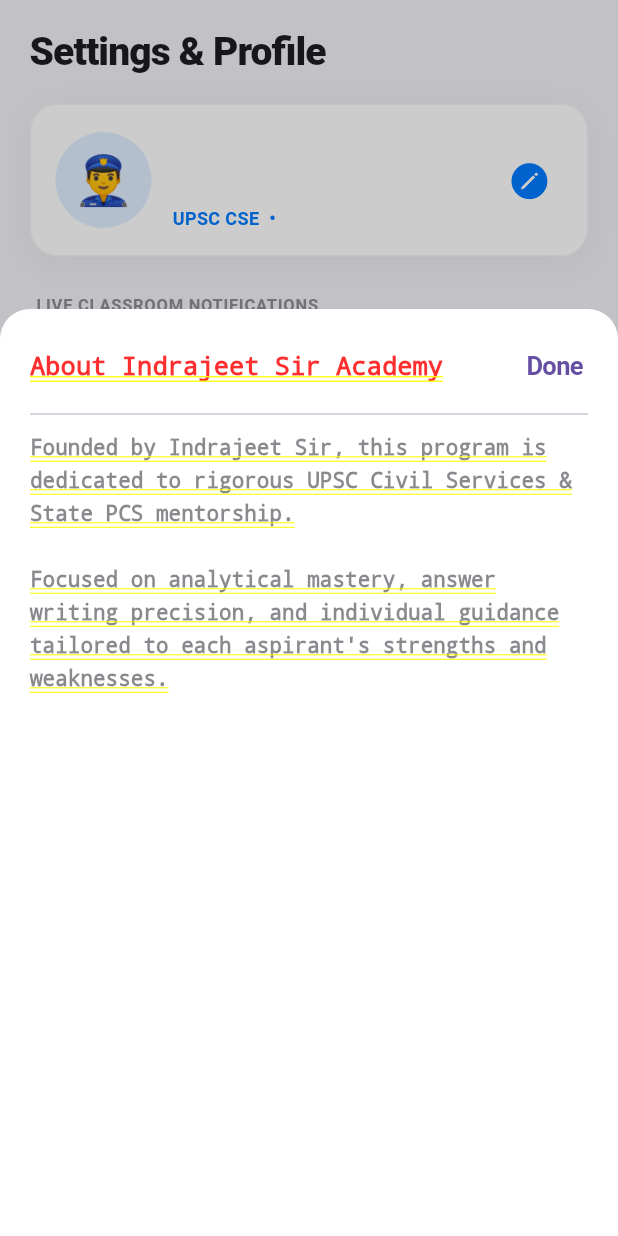
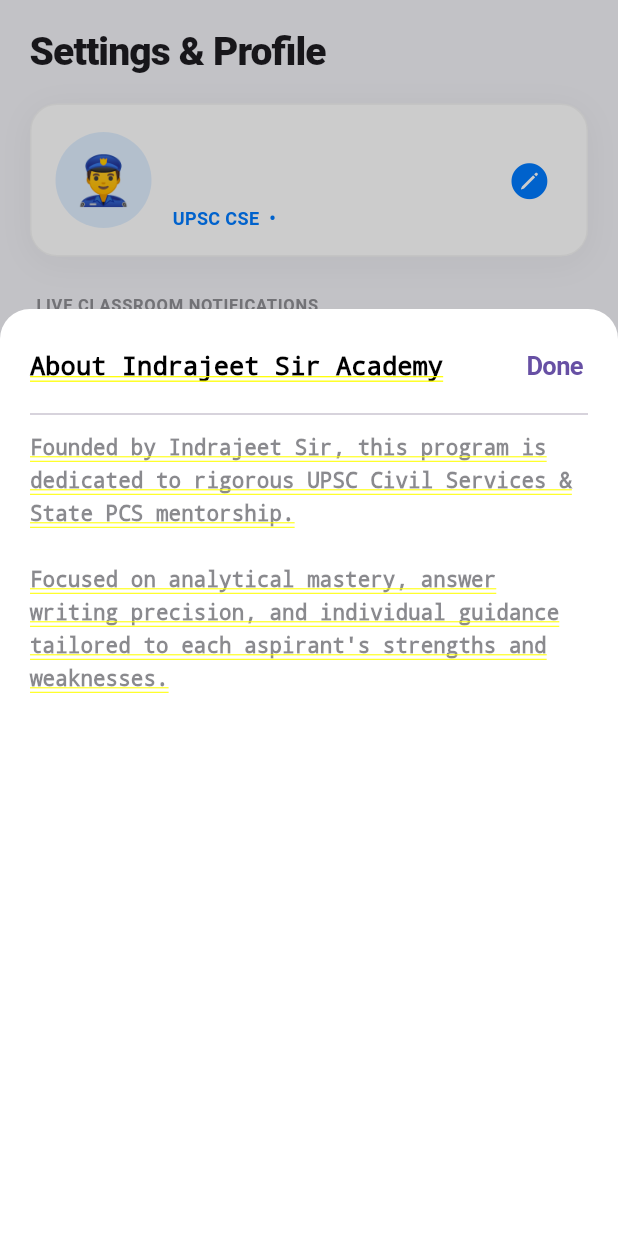
Before and after one commit to Mahendrakumar19/indrajeetsir, a Flutter app: the MainNavigation screen opened directly with empty values, after a tap on "👮‍♂️", after a tap on "About Mentorship Program", on a phone screen of 412 x 824 dp. Run offline on Flutter 3.47's test engine with Material 3 defaults, Android fonts, the phone set to English and light mode, and no system bars; network calls fail.

Commit message:
Verify and optimize dual theme support with instant Sun/Moon toggle and high-contrast styling

```diff
--- a/student_app/lib/main.dart
+++ b/student_app/lib/main.dart
@@ -849,6 +849,7 @@
   Widget build(BuildContext context) {
     final screens = [
       HomeScreen(
+        onThemeToggle: widget.onThemeToggle,
         profile: widget.profile,
         upcomingClass: _upcomingAlertClass,
         minutesRemaining: _minutesRemaining,
@@ -981,6 +982,7 @@
 // 3. HOME SCREEN (OVERVIEW) — CLEAN iOS HIG DESIGN
 // ============================================================================
 class HomeScreen extends StatelessWidget {
+  final VoidCallback onThemeToggle;
   final StudentProfile profile;
   final Map<String, dynamic>? upcomingClass;
   final int minutesRemaining;
@@ -988,6 +990,7 @@
 
   const HomeScreen({
     super.key,
+    required this.onThemeToggle,
     required this.profile,
     this.upcomingClass,
     this.minutesRemaining = 10,
@@ -1033,6 +1036,37 @@
                         ),
                       ],
                     ),
+                    Row(
+                      children: [
+                        CupertinoButton(
+                          padding: EdgeInsets.zero,
+                          minimumSize: Size.zero,
+                          onPressed: onThemeToggle,
+                          child: Container(
+                            width: 38,
+                            height: 38,
+                            decoration: BoxDecoration(
+                              color: isDark ? const Color(0xFF2C2C2E) : Colors.white,
+                              shape: BoxShape.circle,
+                              border: Border.all(
+                                color: isDark ? Colors.white.withValues(alpha: 0.1) : Colors.black.withValues(alpha: 0.06),
+                              ),
+                              boxShadow: [
+                                BoxShadow(
+                                  color: Colors.black.withValues(alpha: isDark ? 0.3 : 0.05),
+                                  blurRadius: 10,
+                                  offset: const Offset(0, 2),
+                                ),
+                              ],
+                            ),
+                            child: Icon(
+                              isDark ? CupertinoIcons.sun_max_fill : CupertinoIcons.moon_fill,
+                              size: 18,
+                              color: isDark ? const Color(0xFFFFCC00) : IosTheme.systemIndigo,
+                            ),
+                          ),
+                        ),
+                        const SizedBox(width: 10),
                         GestureDetector(
                           onTap: () => onNavigateTab(3),
                           child: Container(
@@ -1042,11 +1076,13 @@
                               border: Border.all(color: IosTheme.primaryBlue, width: 2),
                             ),
                             child: CircleAvatar(
-                          radius: 20,
+                              radius: 19,
                               backgroundColor: IosTheme.primaryBlue.withValues(alpha: 0.12),
-                          child: Text(profile.avatarDisplayEmoji, style: const TextStyle(fontSize: 20)),
-                        ),
-                      ),
+                              child: Text(profile.avatarDisplayEmoji, style: const TextStyle(fontSize: 19)),
+                            ),
+                          ),
+                        ),
+                      ],
                     ),
                   ],
                 ),
@@ -1863,7 +1899,14 @@
                       child: const Text('Cancel'),
                       onPressed: () => Navigator.pop(ctx),
                     ),
-                    const Text('Edit Profile', style: TextStyle(fontWeight: FontWeight.w700, fontSize: 16)),
+                    Text(
+                      'Edit Profile',
+                      style: TextStyle(
+                        fontWeight: FontWeight.w700,
+                        fontSize: 16,
+                        color: isDark ? Colors.white : Colors.black,
+                      ),
+                    ),
                     CupertinoButton(
                       padding: EdgeInsets.zero,
                       child: const Text('Done', style: TextStyle(fontWeight: FontWeight.w700)),
@@ -1898,34 +1941,49 @@
                       CupertinoTextField(
                         controller: nameCtrl,
                         placeholder: 'Full Name',
-                        prefix: const Padding(padding: EdgeInsets.only(left: 8), child: Icon(CupertinoIcons.person, size: 18)),
+                        placeholderStyle: TextStyle(color: isDark ? Colors.white38 : CupertinoColors.placeholderText, fontSize: 14),
+                        style: TextStyle(color: isDark ? Colors.white : Colors.black, fontSize: 14.5),
+                        decoration: BoxDecoration(color: isDark ? const Color(0xFF2C2C2E) : const Color(0xFFF2F2F7), borderRadius: BorderRadius.circular(10)),
+                        prefix: Padding(padding: const EdgeInsets.only(left: 10), child: Icon(CupertinoIcons.person, size: 18, color: isDark ? Colors.white70 : CupertinoColors.systemGrey)),
                         padding: const EdgeInsets.all(12),
                       ),
                       const SizedBox(height: 12),
                       CupertinoTextField(
                         controller: emailCtrl,
                         placeholder: 'Email',
-                        prefix: const Padding(padding: EdgeInsets.only(left: 8), child: Icon(CupertinoIcons.mail, size: 18)),
+                        placeholderStyle: TextStyle(color: isDark ? Colors.white38 : CupertinoColors.placeholderText, fontSize: 14),
+                        style: TextStyle(color: isDark ? Colors.white : Colors.black, fontSize: 14.5),
+                        decoration: BoxDecoration(color: isDark ? const Color(0xFF2C2C2E) : const Color(0xFFF2F2F7), borderRadius: BorderRadius.circular(10)),
+                        prefix: Padding(padding: const EdgeInsets.only(left: 10), child: Icon(CupertinoIcons.mail, size: 18, color: isDark ? Colors.white70 : CupertinoColors.systemGrey)),
                         padding: const EdgeInsets.all(12),
                       ),
                       const SizedBox(height: 12),
                       CupertinoTextField(
                         controller: phoneCtrl,
                         placeholder: 'Phone / WhatsApp',
-                        prefix: const Padding(padding: EdgeInsets.only(left: 8), child: Icon(CupertinoIcons.phone, size: 18)),
+                        placeholderStyle: TextStyle(color: isDark ? Colors.white38 : CupertinoColors.placeholderText, fontSize: 14),
+                        style: TextStyle(color: isDark ? Colors.white : Colors.black, fontSize: 14.5),
+                        decoration: BoxDecoration(color: isDark ? const Color(0xFF2C2C2E) : const Color(0xFFF2F2F7), borderRadius: BorderRadius.circular(10)),
+                        prefix: Padding(padding: const EdgeInsets.only(left: 10), child: Icon(CupertinoIcons.phone, size: 18, color: isDark ? Colors.white70 : CupertinoColors.systemGrey)),
                         padding: const EdgeInsets.all(12),
                       ),
                       const SizedBox(height: 12),
                       CupertinoTextField(
                         controller: optionalCtrl,
                         placeholder: 'Optional Subject',
-                        prefix: const Padding(padding: EdgeInsets.only(left: 8), child: Icon(CupertinoIcons.book, size: 18)),
+                        placeholderStyle: TextStyle(color: isDark ? Colors.white38 : CupertinoColors.placeholderText, fontSize: 14),
+                        style: TextStyle(color: isDark ? Colors.white : Colors.black, fontSize: 14.5),
+                        decoration: BoxDecoration(color: isDark ? const Color(0xFF2C2C2E) : const Color(0xFFF2F2F7), borderRadius: BorderRadius.circular(10)),
+                        prefix: Padding(padding: const EdgeInsets.only(left: 10), child: Icon(CupertinoIcons.book, size: 18, color: isDark ? Colors.white70 : CupertinoColors.systemGrey)),
                         padding: const EdgeInsets.all(12),
                       ),
                       const SizedBox(height: 12),
                       CupertinoTextField(
                         controller: bioCtrl,
                         placeholder: 'Personal Directive / Bio',
+                        placeholderStyle: TextStyle(color: isDark ? Colors.white38 : CupertinoColors.placeholderText, fontSize: 14),
+                        style: TextStyle(color: isDark ? Colors.white : Colors.black, fontSize: 14.5),
+                        decoration: BoxDecoration(color: isDark ? const Color(0xFF2C2C2E) : const Color(0xFFF2F2F7), borderRadius: BorderRadius.circular(10)),
                         maxLines: 2,
                         padding: const EdgeInsets.all(12),
                       ),
@@ -1992,7 +2050,14 @@
               Row(
                 mainAxisAlignment: MainAxisAlignment.spaceBetween,
                 children: [
-                  Text(title, style: const TextStyle(fontWeight: FontWeight.w700, fontSize: 17)),
+                  Text(
+                    title,
+                    style: TextStyle(
+                      fontWeight: FontWeight.w700,
+                      fontSize: 17,
+                      color: isDark ? Colors.white : Colors.black,
+                    ),
+                  ),
                   CupertinoButton(
                     padding: EdgeInsets.zero,
                     child: const Text('Done', style: TextStyle(fontWeight: FontWeight.w700)),
```
Lines whose indentation alone changed are shown as unchanged.
